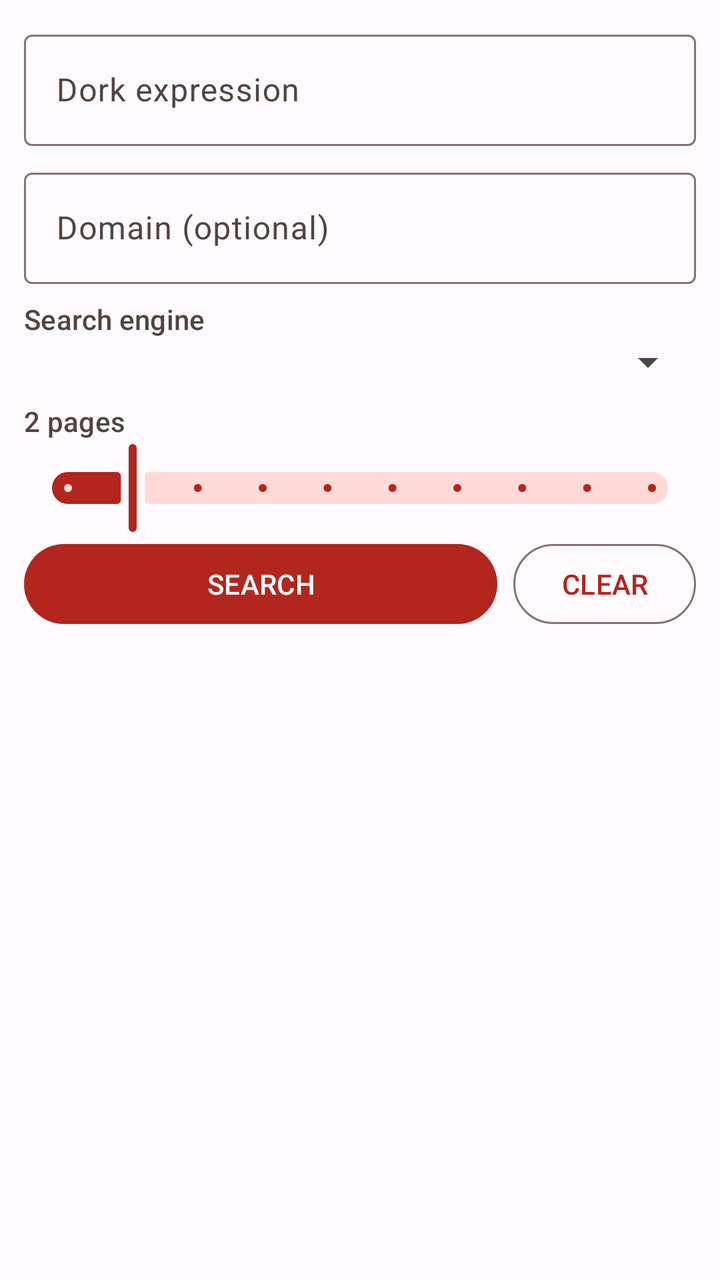
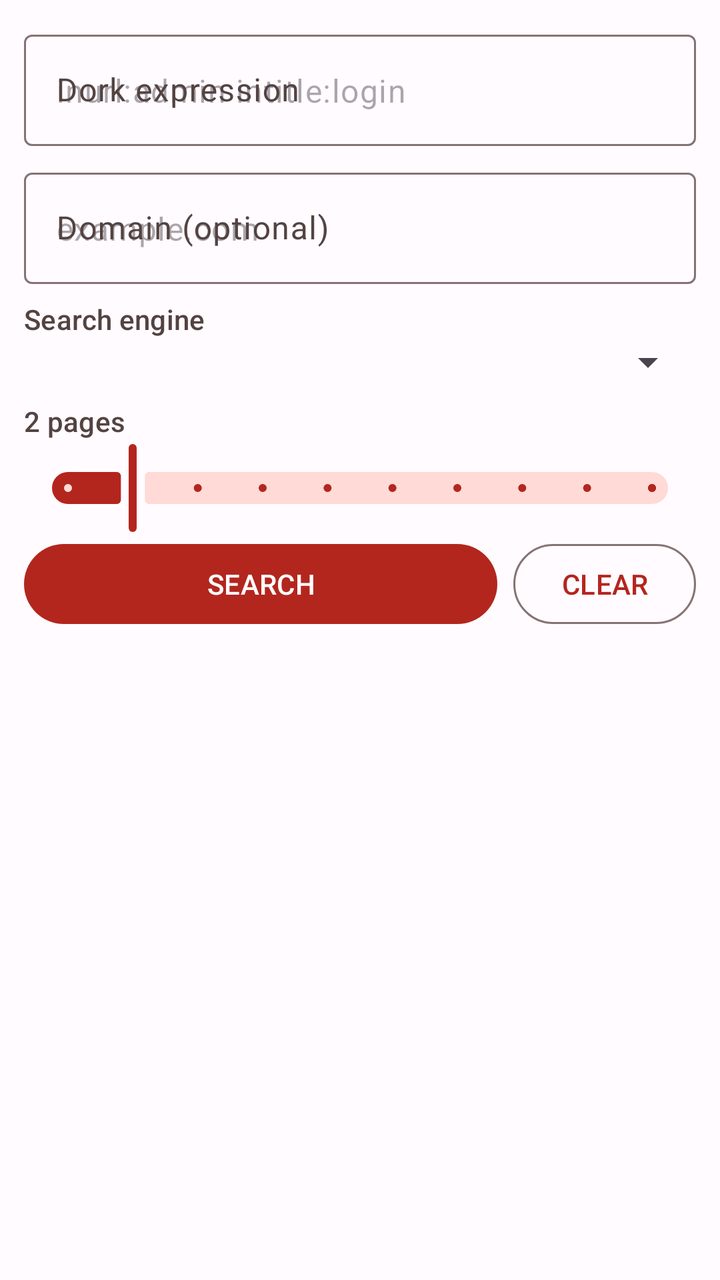

Before-and-after screenshots of an Android layout around one commit, followed by the original layout XML and the change that was made.
<!-- AndroidManifest.xml: application theme Theme.BugDeck -->
<!-- res/layout/fragment_dork.xml -->
<?xml version="1.0" encoding="utf-8"?>
<LinearLayout xmlns:android="http://schemas.android.com/apk/res/android"
    xmlns:app="http://schemas.android.com/apk/res-auto"
    android:layout_width="match_parent"
    android:layout_height="match_parent"
    android:background="?android:attr/colorBackground"
    android:orientation="vertical"
    android:padding="12dp">

    <com.google.android.material.textfield.TextInputLayout
        android:id="@+id/dorkQueryLayout"
        style="@style/Widget.Material3.TextInputLayout.OutlinedBox"
        android:layout_width="match_parent"
        android:layout_height="wrap_content"
        android:hint="@string/label_dork_query">

        <com.google.android.material.textfield.TextInputEditText
            android:id="@+id/dork_query"
            android:layout_width="match_parent"
            android:layout_height="wrap_content"
            android:importantForAutofill="no"
            android:inputType="text"
            android:maxLines="2" />
    </com.google.android.material.textfield.TextInputLayout>

    <com.google.android.material.textfield.TextInputLayout
        android:id="@+id/dorkDomainLayout"
        style="@style/Widget.Material3.TextInputLayout.OutlinedBox"
        android:layout_width="match_parent"
        android:layout_height="wrap_content"
        android:layout_marginTop="8dp"
        android:hint="@string/label_dork_domain">

        <com.google.android.material.textfield.TextInputEditText
            android:id="@+id/dork_domain"
            android:layout_width="match_parent"
            android:layout_height="wrap_content"
            android:importantForAutofill="no"
            android:inputType="textUri"
            android:maxLines="1" />
    </com.google.android.material.textfield.TextInputLayout>

    <TextView
        style="@style/Widget.BugDeck.SectionLabel"
        android:layout_width="wrap_content"
        android:layout_height="wrap_content"
        android:layout_marginTop="8dp"
        android:text="@string/label_provider" />

    <Spinner
        android:id="@+id/dork_provider"
        android:layout_width="match_parent"
        android:layout_height="wrap_content" />

    
    <LinearLayout
        android:id="@+id/dorkKeyRow"
        android:layout_width="match_parent"
        android:layout_height="wrap_content"
        android:orientation="vertical"
        android:visibility="gone">

        <com.google.android.material.textfield.TextInputLayout
            android:id="@+id/dorkKeyLayout"
            style="@style/Widget.Material3.TextInputLayout.OutlinedBox"
            android:layout_width="match_parent"
            android:layout_height="wrap_content"
            android:layout_marginTop="8dp"
            android:hint="@string/label_dork_key"
            app:endIconMode="password_toggle">

            <com.google.android.material.textfield.TextInputEditText
                android:id="@+id/dork_key"
                android:layout_width="match_parent"
                android:layout_height="wrap_content"
                android:importantForAutofill="no"
                android:inputType="textPassword"
                android:maxLines="1" />
        </com.google.android.material.textfield.TextInputLayout>

        <com.google.android.material.textfield.TextInputLayout
            android:id="@+id/dorkCxLayout"
            style="@style/Widget.Material3.TextInputLayout.OutlinedBox"
            android:layout_width="match_parent"
            android:layout_height="wrap_content"
            android:layout_marginTop="8dp"
            android:hint="@string/label_dork_cx">

            <com.google.android.material.textfield.TextInputEditText
                android:id="@+id/dork_cx"
                android:layout_width="match_parent"
                android:layout_height="wrap_content"
                android:importantForAutofill="no"
                android:inputType="text"
                android:maxLines="1" />
        </com.google.android.material.textfield.TextInputLayout>
    </LinearLayout>

    <TextView
        android:id="@+id/dork_pages_value"
        style="@style/Widget.BugDeck.SectionLabel"
        android:layout_width="wrap_content"
        android:layout_height="wrap_content"
        android:layout_marginTop="8dp"
        android:text="@string/pages_fmt_default" />

    <com.google.android.material.slider.Slider
        android:id="@+id/dork_pages"
        android:layout_width="match_parent"
        android:layout_height="wrap_content"
        android:stepSize="1"
        android:value="2"
        android:valueFrom="1"
        android:valueTo="10" />

    <LinearLayout
        android:layout_width="match_parent"
        android:layout_height="wrap_content"
        android:orientation="horizontal">

        <com.google.android.material.button.MaterialButton
            android:id="@+id/dork_search"
            android:layout_width="0dp"
            android:layout_height="wrap_content"
            android:layout_weight="1"
            android:text="@string/btn_search" />

        <com.google.android.material.button.MaterialButton
            android:id="@+id/dork_clear"
            style="@style/Widget.Material3.Button.OutlinedButton"
            android:layout_width="wrap_content"
            android:layout_height="wrap_content"
            android:layout_marginStart="8dp"
            android:text="@string/btn_clear" />
    </LinearLayout>

    <ProgressBar
        android:id="@+id/dork_progress"
        style="?android:attr/progressBarStyleHorizontal"
        android:layout_width="match_parent"
        android:layout_height="wrap_content"
        android:layout_marginTop="8dp"
        android:indeterminate="true"
        android:progressTint="?attr/colorPrimary"
        android:visibility="gone" />

    <TextView
        android:id="@+id/dork_status"
        style="@style/Widget.BugDeck.StatusText"
        android:layout_width="match_parent"
        android:layout_height="wrap_content"
        android:paddingTop="6dp"
        android:paddingBottom="6dp" />

    <androidx.recyclerview.widget.RecyclerView
        android:id="@+id/dork_results"
        android:layout_width="match_parent"
        android:layout_height="0dp"
        android:layout_weight="1"
        android:clipToPadding="false"
        android:paddingBottom="12dp" />

</LinearLayout>
<!-- resources referenced by this layout -->
<resources>
  <string name="btn_clear">CLEAR</string>
  <string name="btn_search">SEARCH</string>
  <string name="label_dork_cx">Google search-engine id (cx)</string>
  <string name="label_dork_domain">Domain (optional)</string>
  <string name="label_dork_key">API key</string>
  <string name="label_dork_query">Dork expression</string>
  <string name="label_provider">Search engine</string>
  <string name="pages_fmt_default">2 pages</string>
  <style name="Widget.BugDeck.SectionLabel" parent="">
          <item name="android:textAppearance">?attr/textAppearanceLabelLarge</item>
          <item name="android:textColor">?attr/colorOnSurfaceVariant</item>
      </style>
  <style name="Widget.BugDeck.StatusText" parent="">
          <item name="android:textAppearance">?attr/textAppearanceBodySmall</item>
          <item name="android:textColor">?attr/colorOnSurfaceVariant</item>
      </style>
  <color name="md_primary_light">#FFB3261E</color>
  <color name="md_on_primary_light">#FFFFFFFF</color>
  <color name="md_primary_container_light">#FFFFDAD6</color>
  <color name="md_on_primary_container_light">#FF410002</color>
  <color name="md_secondary_light">#FF775652</color>
  <color name="md_on_secondary_light">#FFFFFFFF</color>
  <color name="md_secondary_container_light">#FFFFDAD6</color>
  <color name="md_on_secondary_container_light">#FF2C1512</color>
  <color name="md_tertiary_light">#FF725B2E</color>
  <color name="md_on_tertiary_light">#FFFFFFFF</color>
  <color name="md_tertiary_container_light">#FFFFDEA6</color>
  <color name="md_on_tertiary_container_light">#FF271900</color>
  <color name="md_error_light">#FFBA1A1A</color>
  <color name="md_on_error_light">#FFFFFFFF</color>
  <color name="md_error_container_light">#FFFFDAD6</color>
  <color name="md_on_error_container_light">#FF410002</color>
  <color name="md_background_light">#FFFFFBFF</color>
  <color name="md_on_background_light">#FF201A1A</color>
  <color name="md_surface_light">#FFFFFBFF</color>
  <color name="md_on_surface_light">#FF201A1A</color>
  <color name="md_surface_variant_light">#FFF5DDDA</color>
  <color name="md_on_surface_variant_light">#FF534341</color>
  <color name="md_surface_container_lowest_light">#FFFFFFFF</color>
  <color name="md_surface_container_low_light">#FFFFF1EF</color>
  <color name="md_surface_container_light">#FFFCEAE7</color>
  <color name="md_surface_container_high_light">#FFF7E4E1</color>
  <color name="md_surface_container_highest_light">#FFF1DFDC</color>
  <color name="md_outline_light">#FF857372</color>
  <color name="md_outline_variant_light">#FFD8C2BF</color>
  <color name="md_inverse_surface_light">#FF362F2F</color>
  <color name="md_inverse_on_surface_light">#FFFBEEEC</color>
  <color name="md_inverse_primary_light">#FFFFB4AB</color>
  <style name="Theme.BugDeck.Dialog" parent="ThemeOverlay.Material3.MaterialAlertDialog">
          <item name="shapeAppearanceOverlay">@style/ShapeAppearance.BugDeck.Dialog</item>
      </style>
  <style name="ShapeAppearance.BugDeck.Dialog" parent="">
          <item name="cornerFamily">rounded</item>
          <item name="cornerSize">28dp</item>
      </style>
  <!-- unchanged entries left out for length: 1 -->
</resources>

<!-- the commit's change to res/layout/fragment_dork.xml (unified diff, before → after) -->
@@ -20,7 +20,8 @@
             android:layout_height="wrap_content"
             android:importantForAutofill="no"
             android:inputType="text"
-            android:maxLines="2" />
+            android:maxLines="2"
+            android:hint="@string/hint_dork" />
     </com.google.android.material.textfield.TextInputLayout>
 
     <com.google.android.material.textfield.TextInputLayout
@@ -37,7 +38,8 @@
             android:layout_height="wrap_content"
             android:importantForAutofill="no"
             android:inputType="textUri"
-            android:maxLines="1" />
+            android:maxLines="1"
+            android:hint="@string/hint_dork_domain" />
     </com.google.android.material.textfield.TextInputLayout>
 
     <TextView
<!-- resource entries referenced after the edit -->
@@ -2,6 +2,8 @@
 <resources>
   <string name="btn_clear">CLEAR</string>
   <string name="btn_search">SEARCH</string>
+  <string name="hint_dork">inurl:admin intitle:login</string>
+  <string name="hint_dork_domain">example.com</string>
   <string name="label_dork_cx">Google search-engine id (cx)</string>
   <string name="label_dork_domain">Domain (optional)</string>
   <string name="label_dork_key">API key</string>
